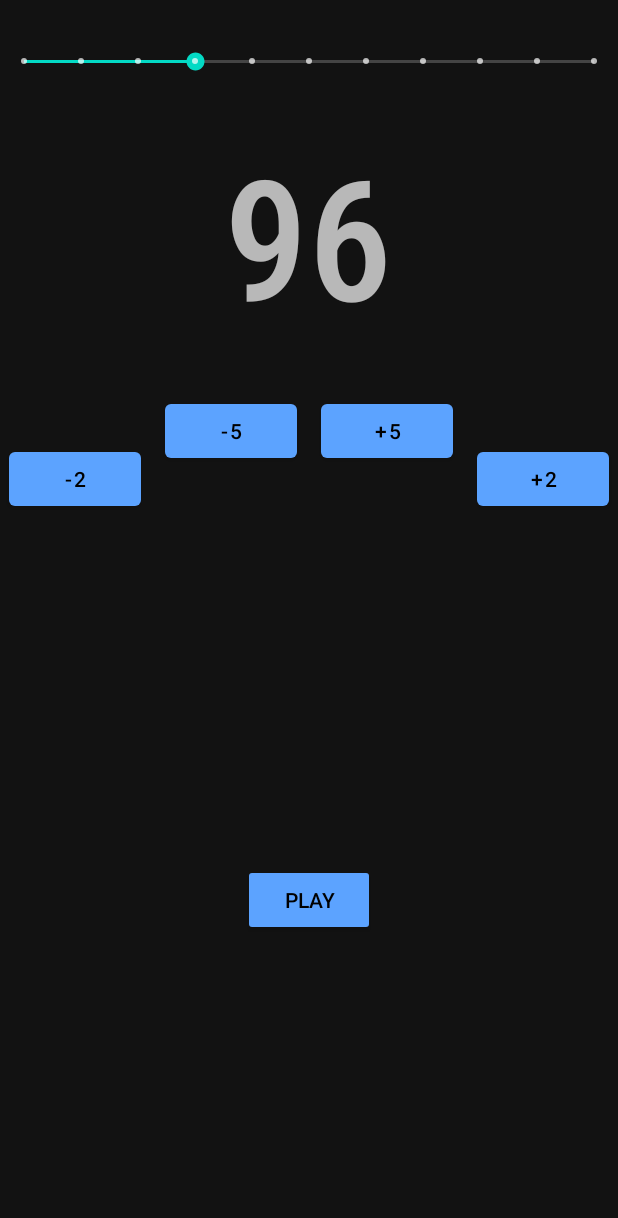
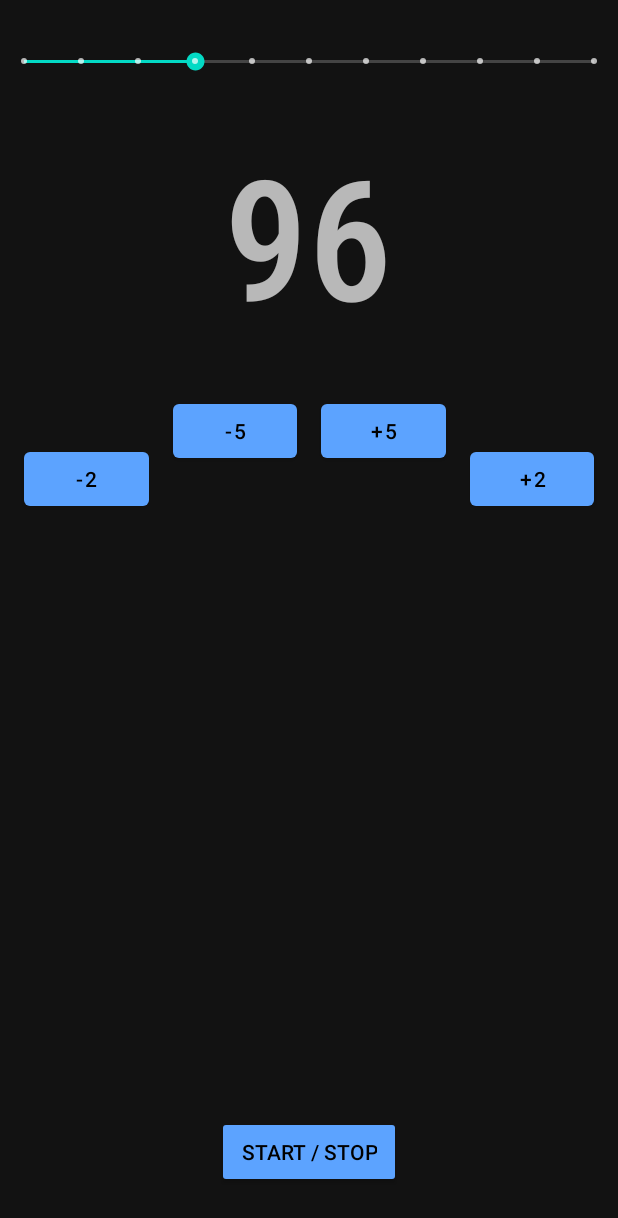
Before and after one commit to vikaShenoy/MusicDojo, an Android app: the layout fragment_metronome.xml on its own in the app's theme, with its tools: preview values and no code run, on a phone screen of 412 x 824 dp. Shown: the top 1218 px of the screen. Run offline under Robolectric (Android 15) with nearby library versions, the phone set to English and light mode, and no system bars.

Commit message:
Add start metronome functionality to play tick at a bpm

```diff
--- a/app/src/main/res/layout/fragment_metronome.xml
+++ b/app/src/main/res/layout/fragment_metronome.xml
@@ -8,7 +8,7 @@
 
     <Button
         android:id="@+id/bigIncBtn"
-        android:layout_width="wrap_content"
+        android:layout_width="0dp"
         android:layout_height="wrap_content"
         android:layout_marginStart="8dp"
         android:layout_marginTop="32dp"
@@ -46,7 +46,7 @@
 
     <Button
         android:id="@+id/smallDecBtn"
-        android:layout_width="wrap_content"
+        android:layout_width="0dp"
         android:layout_height="wrap_content"
         android:layout_marginStart="16dp"
         android:layout_marginTop="64dp"
@@ -58,7 +58,7 @@
 
     <Button
         android:id="@+id/bigDecBtn"
-        android:layout_width="wrap_content"
+        android:layout_width="0dp"
         android:layout_height="wrap_content"
         android:layout_marginStart="8dp"
         android:layout_marginTop="32dp"
@@ -70,7 +70,7 @@
 
     <Button
         android:id="@+id/smallIncBtn"
-        android:layout_width="wrap_content"
+        android:layout_width="0dp"
         android:layout_height="wrap_content"
         android:layout_marginStart="8dp"
         android:layout_marginTop="64dp"
@@ -85,7 +85,7 @@
         style="@style/Widget.AppCompat.Button"
         android:layout_width="wrap_content"
         android:layout_height="wrap_content"
-        android:layout_marginBottom="200dp"
+        android:layout_marginBottom="32dp"
         android:text="@string/play"
         app:layout_constraintBottom_toBottomOf="parent"
         app:layout_constraintEnd_toEndOf="parent"
--- a/app/src/main/res/values/strings.xml
+++ b/app/src/main/res/values/strings.xml
@@ -42,5 +42,5 @@
     <string name="smallNegInc">-2</string>
     <string name="bigNegInc">-5</string>
 
-    <string name="play">Play</string>
+    <string name="play">Start / Stop</string>
 </resources>
```
Also changed, not shown: app/src/main/java/com/example/musicdojo/MetronomeFragment.kt (+52 -1 lines), app/src/main/java/com/example/musicdojo/TrainingFragment.kt (+10 -10 lines), 1 other file.
